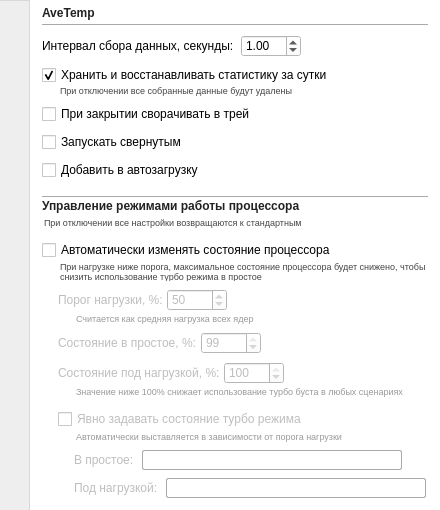
This is windows/settings.ui in treepoint/AveTemp as Qt 5 draws it before an edit. The edited form follows.
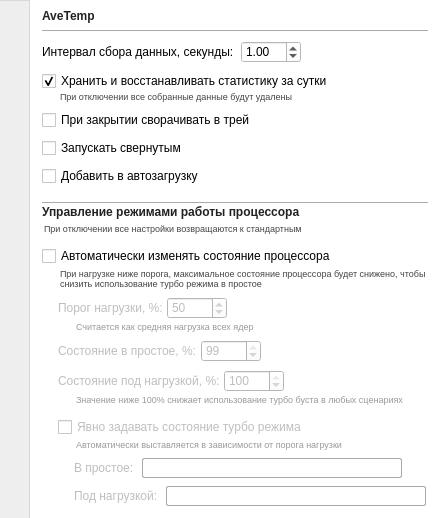
This is the edited form. Icons and pictures are not drawn.

Commit message: fix the width of settings window

The edit to the form file:
```diff
--- a/windows/settings.ui
+++ b/windows/settings.ui
@@ -10,19 +10,19 @@
     <x>0</x>
     <y>0</y>
     <width>440</width>
-    <height>510</height>
+    <height>518</height>
    </rect>
   </property>
   <property name="minimumSize">
    <size>
     <width>440</width>
-    <height>510</height>
+    <height>518</height>
    </size>
   </property>
   <property name="maximumSize">
    <size>
     <width>440</width>
-    <height>510</height>
+    <height>518</height>
    </size>
   </property>
   <property name="windowTitle">
```
The commit also changes 1 other file.
